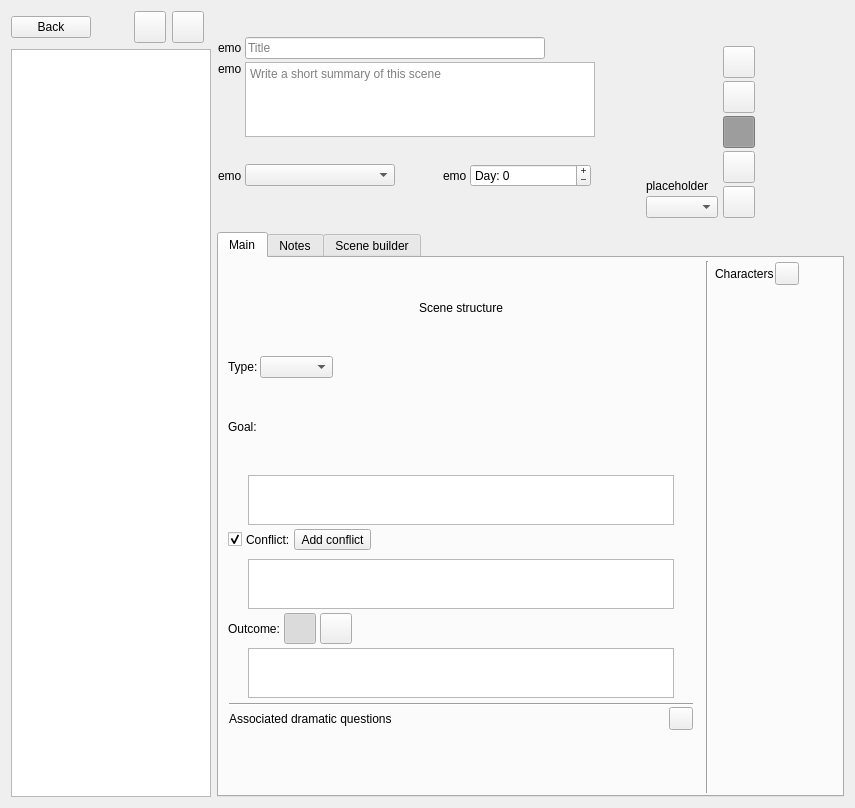
The window that ui/scene_editor.ui (zkovari/plotlyst) describes before a commit, drawn with Qt 5.
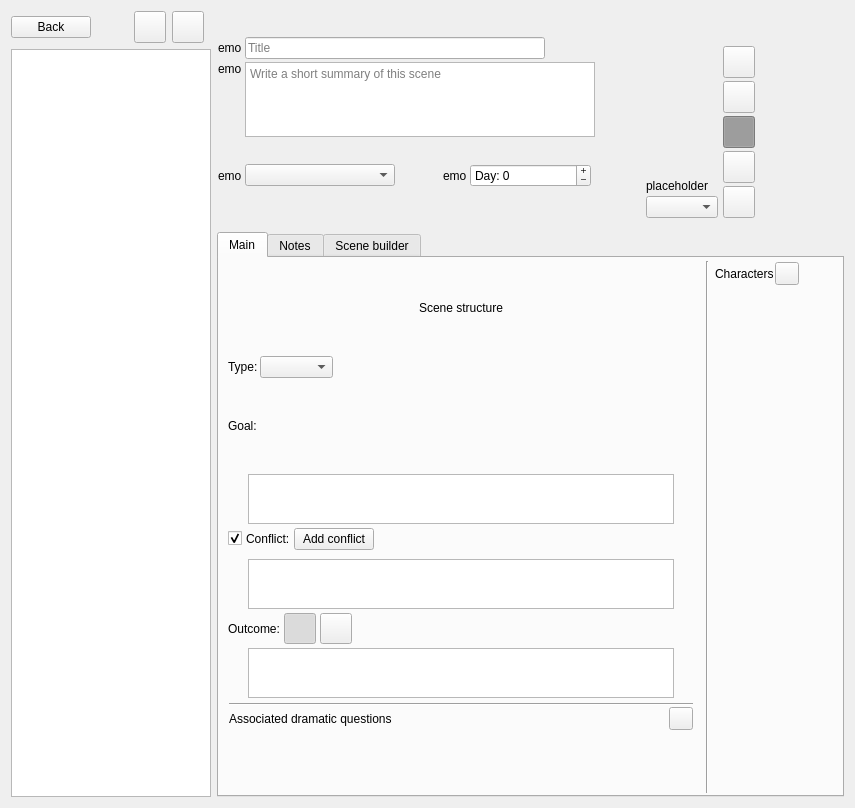
The same window after the commit. Custom widgets are drawn as their Qt base class.

Commit message: Replace conflict button with pushbutton in scene editor

Diff of the .ui file:
```diff
--- a/ui/scene_editor.ui
+++ b/ui/scene_editor.ui
@@ -1006,16 +1006,10 @@
                  </widget>
                 </item>
                 <item>
-                 <widget class="QToolButton" name="btnAddConflict">
+                 <widget class="QPushButton" name="btnAddConflict">
                   <property name="text">
                    <string>Add conflict</string>
                   </property>
-                  <property name="popupMode">
-                   <enum>QToolButton::InstantPopup</enum>
-                  </property>
-                  <property name="toolButtonStyle">
-                   <enum>Qt::ToolButtonTextBesideIcon</enum>
-                  </property>
                  </widget>
                 </item>
                 <item>
```
The commit also changes 1 other file.
